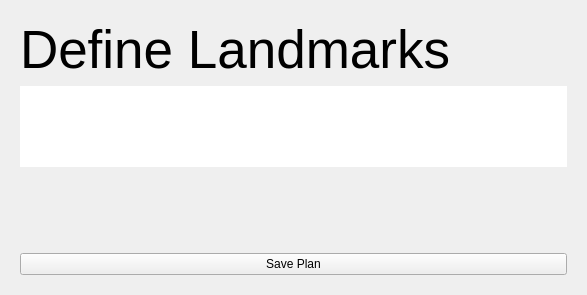
First picture: the form in Planning/Resources/UI/Planning.ui, repository NousNav/SlicerOpenNav, before the edit.
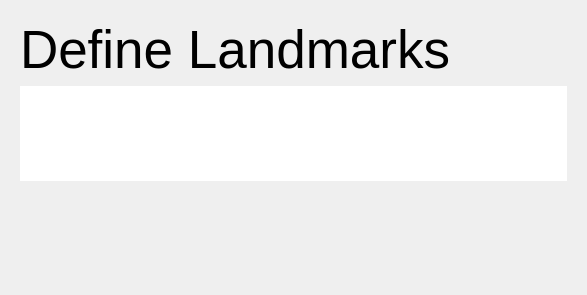
Second picture: the form after the edit. The open tabs and pages were chosen to show the change. Custom widgets are drawn as their Qt base class.

Commit message: ENH: Remove defunct "Save Plan" button

```diff
--- a/Planning/Resources/UI/Planning.ui
+++ b/Planning/Resources/UI/Planning.ui
@@ -317,13 +317,6 @@
          </property>
         </spacer>
        </item>
-       <item>
-        <widget class="QPushButton" name="savePlanButton">
-         <property name="text">
-          <string>Save Plan</string>
-         </property>
-        </widget>
-       </item>
       </layout>
      </widget>
     </widget>
```
Left out of the diff: 2 changed lines with no effect on the pictures. The commit also changes 1 other file.
